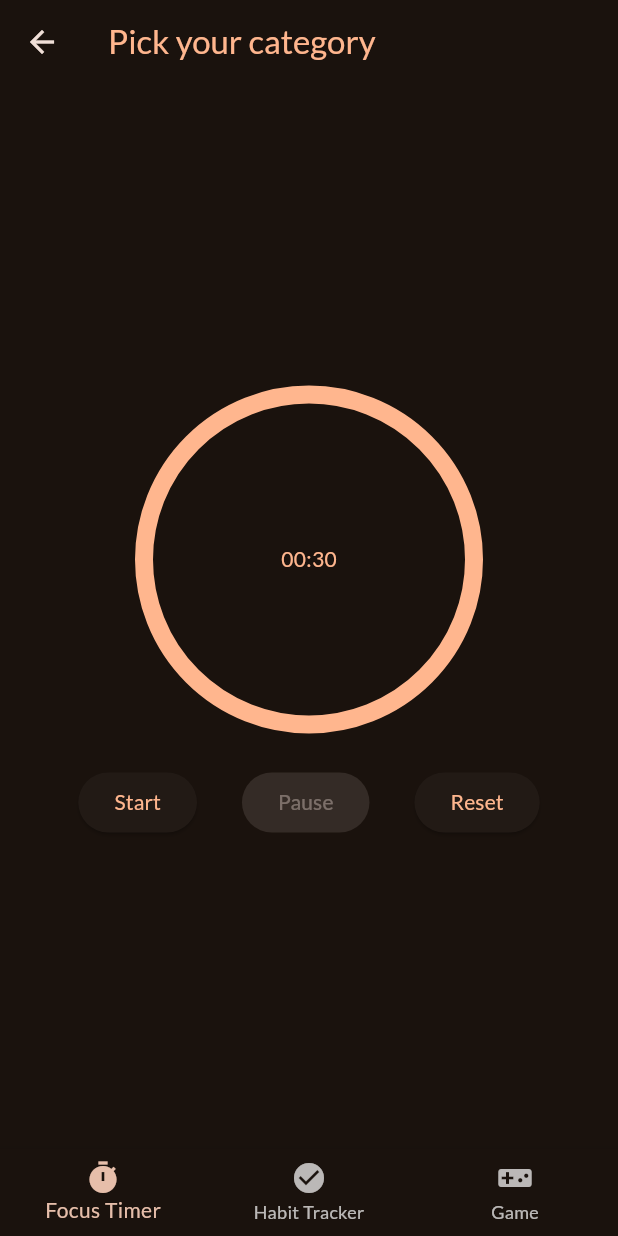
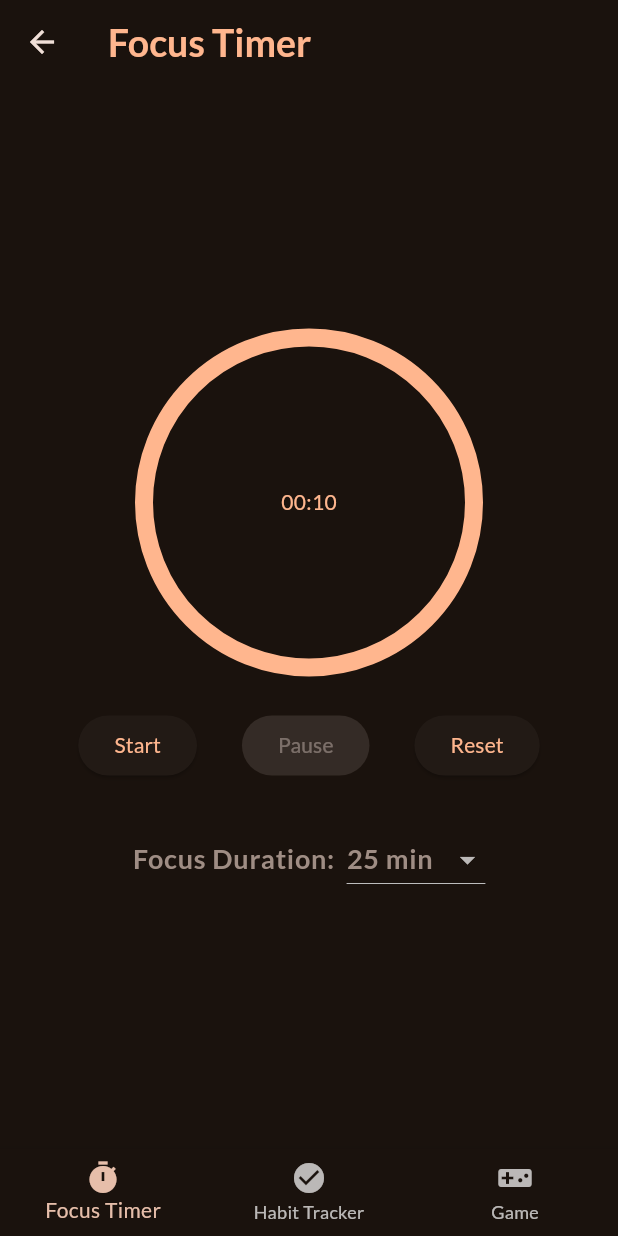
Before and after one commit to Tanu3347/Slay_Delay, a Flutter app: the screen it shows after launch, after a tap on "Focus Timer", on a phone screen of 412 x 824 dp. Run offline on Flutter 3.47's test engine with Material 3 defaults, Android fonts, the light colour scheme and no system bars; our stand-ins replace google_fonts, wakelock_plus.

Commit message:
few features added to timer screen

```diff
--- a/lib/screens/category_screen.dart
+++ b/lib/screens/category_screen.dart
@@ -27,7 +27,11 @@ class CategoryScreen extends StatelessWidget {
         children: [
           CategoryWidget(
             title: 'Focus Timer',
-            icon: const Icon(Icons.timer),
+            icon: const Icon(
+              Icons.timer,
+              size: 40,
+              color: Color.fromARGB(255, 52, 26, 16),
+            ),
             onSelectCategory: () {
               Navigator.of(context).push(
                 MaterialPageRoute(
@@ -38,7 +42,11 @@ class CategoryScreen extends StatelessWidget {
           ),
           CategoryWidget(
             title: 'Habit Tracker',
-            icon: const Icon(Icons.check_circle),
+            icon: const Icon(
+              Icons.check_circle,
+              size: 40,
+              color: Color.fromARGB(255, 52, 26, 16),
+            ),
             onSelectCategory: () {
               Navigator.of(context).push(
                 MaterialPageRoute(
@@ -49,7 +57,11 @@ class CategoryScreen extends StatelessWidget {
           ),
           CategoryWidget(
             title: 'Mind Refereshing Game',
-            icon: const Icon(Icons.videogame_asset),
+            icon: const Icon(
+              Icons.videogame_asset,
+              size: 40,
+              color: Color.fromARGB(255, 52, 26, 16),
+            ),
             onSelectCategory: () {
               Navigator.of(context).push(
                 MaterialPageRoute(
--- a/lib/screens/home_screen.dart
+++ b/lib/screens/home_screen.dart
@@ -25,6 +25,8 @@ class _HomeScreenState extends State<HomeScreen> {
     });
   }
 
+  final List<String> _pageTiles = ['Focus Timer', 'Habit Tracker', 'Game'];
+
   @override
   Widget build(BuildContext context) {
     final pages = [
@@ -43,9 +45,11 @@ class _HomeScreenState extends State<HomeScreen> {
     return Scaffold(
       appBar: AppBar(
         title: Text(
-          'Pick your category',
+          _pageTiles[_selectedPageIndex], // make it dynamic
           style: Theme.of(context).textTheme.titleLarge!.copyWith(
             color: Theme.of(context).colorScheme.primary,
+            fontSize: 25,
+            fontWeight: FontWeight.bold,
           ),
         ),
       ),
--- a/lib/screens/timer_screen.dart
+++ b/lib/screens/timer_screen.dart
@@ -1,6 +1,7 @@
 import 'dart:async';
 
 import 'package:flutter/material.dart';
+import 'package:wakelock_plus/wakelock_plus.dart';
 
 class TimerScreen extends StatefulWidget {
   const TimerScreen({super.key});
@@ -12,7 +13,7 @@ class TimerScreen extends StatefulWidget {
 }
 
 class _TimerScreenState extends State<TimerScreen> {
-  final int _initialSeconds = 30; //10 while testing
+  int _initialSeconds = 10; //10 while testing
   int _remainingSeconds = 0;
   Timer? _timer;
   bool _isRunning = false;
@@ -34,18 +35,22 @@ class _TimerScreenState extends State<TimerScreen> {
     setState(() {
       _isRunning = true;
     });
+    WakelockPlus.enable();
     _timer = Timer.periodic(const Duration(seconds: 1), (timer) {
       if (_remainingSeconds > 0) {
         setState(() {
           _remainingSeconds--;
         });
-      } else {}
+      } else {
+        _finish();
+      }
     });
   }
 
   void _pause() {
     _timer?.cancel();
     _timer = null;
+    WakelockPlus.disable();
     setState(() {
       _isRunning = false;
     });
@@ -54,26 +59,54 @@ class _TimerScreenState extends State<TimerScreen> {
   void _reset() {
     _timer?.cancel();
     _timer = null;
+    WakelockPlus.disable();
     setState(() {
       _isRunning = false;
       _remainingSeconds = _initialSeconds;
     });
   }
 
-  // void _finish() {
-  //   _timer?.cancel();
-  //   _timer = null;
-  //   setState(() {
-  //     _isRunning = false;
-  //     _remainingSeconds = 0;
-  //   });
-  //   if (mounted) {
-  //     ScaffoldMessenger.of(context).clearSnackBars();
-  //     ScaffoldMessenger.of(context).showSnackBar(
-  //       const SnackBar(content: Text('Session complete — take a break!')),
-  //     );
-  //   }
-  // }
+  void _finish() {
+    _timer?.cancel();
+    _timer = null;
+    setState(() {
+      _isRunning = false;
+      _remainingSeconds = 0;
+    });
+    if (mounted) {
+      ScaffoldMessenger.of(context).clearSnackBars();
+      showDialog(
+        context: context,
+        builder: (context) => AlertDialog(
+          title: Text(
+            'Session Completed',
+            style: Theme.of(context).textTheme.titleMedium!.copyWith(
+              color: Theme.of(context).colorScheme.primary,
+            ),
+          ),
+          content: Text(
+            'Task done — take a break!',
+            style: Theme.of(context).textTheme.bodyMedium!.copyWith(
+              color: Theme.of(context).colorScheme.primary,
+            ),
+          ),
+          actions: [
+            OutlinedButton(
+              onPressed: () {
+                Navigator.of(context).pop();
+              },
+              child: Text(
+                'Ok',
+                style: Theme.of(context).textTheme.bodySmall!.copyWith(
+                  color: Theme.of(context).colorScheme.primary,
+                ),
+              ),
+            ),
+          ],
+        ),
+      );
+    }
+  }
 
   void _handleFocusBroken() {
     _reset();
@@ -98,6 +131,9 @@ class _TimerScreenState extends State<TimerScreen> {
     );
     return elapsed / _initialSeconds;
   }
+
+  final List<int> _predefinedDurations = [25, 45, 60, 120]; // in minutes
+  int _selectedDuration = 25; // default value
 
   @override
   Widget build(BuildContext context) {
@@ -151,7 +187,6 @@ class _TimerScreenState extends State<TimerScreen> {
         }
       },
       child: Scaffold(
-        // appBar: AppBar(title: const Text('Your Focus Timer')),
         body: Center(
           child: Column(
             mainAxisAlignment: MainAxisAlignment.center,
@@ -195,6 +230,50 @@ class _TimerScreenState extends State<TimerScreen> {
                   ElevatedButton(onPressed: _reset, child: const Text('Reset')),
                 ],
               ),
+              const SizedBox(height: 28),
+              Row(
+                mainAxisAlignment: MainAxisAlignment.center,
+                children: [
+                  Text(
+                    'Focus Duration:  ',
+                    style: Theme.of(context).textTheme.bodyLarge!.copyWith(
+                      color: Theme.of(context).colorScheme.outline,
+                      fontWeight: FontWeight.bold,
+                      fontSize: 18,
+                    ),
+                  ),
+                  DropdownButton(
+                    value: _selectedDuration,
+                    items: _predefinedDurations
+                        .map(
+                          (minutes) => DropdownMenuItem(
+                            value: minutes,
+                            child: Text(
+                              '$minutes min',
+                              style: Theme.of(context).textTheme.bodyLarge!
+                                  .copyWith(
+                                    color: Theme.of(
+                                      context,
+                                    ).colorScheme.outline,
+                                    fontWeight: FontWeight.bold,
+                                    fontSize: 18,
+                                  ),
+                            ),
+                          ),
+                        )
+                        .toList(),
+                    onChanged: (val) {
+                      if (val != null) {
+                        setState(() {
+                          _selectedDuration = val;
+                          _initialSeconds = val * 60;
+                          _remainingSeconds = _initialSeconds;
+                        });
+                      }
+                    },
+                  ),
+                ],
+              ),
             ],
           ),
         ),
--- a/lib/widget/category_widget.dart
+++ b/lib/widget/category_widget.dart
@@ -23,7 +23,7 @@ class CategoryWidget extends StatelessWidget {
           borderRadius: BorderRadius.circular(16),
           gradient: LinearGradient(
             colors: [
-              Theme.of(context).colorScheme.secondary.withAlpha(140),
+              Theme.of(context).colorScheme.onPrimary.withAlpha(140),
               Theme.of(context).colorScheme.secondary.withAlpha(230),
             ],
             begin: Alignment.topLeft,
@@ -37,6 +37,8 @@ class CategoryWidget extends StatelessWidget {
               title,
               style: Theme.of(context).textTheme.titleLarge!.copyWith(
                 color: Theme.of(context).colorScheme.primary,
+                fontWeight: FontWeight.bold,
+                fontSize: 28,
               ),
             ),
             const SizedBox(height: 50),
--- a/pubspec.yaml
+++ b/pubspec.yaml
@@ -28,6 +28,7 @@ environment:
 # the latest version available on pub.dev. To see which dependencies have newer
 # versions available, run `flutter pub outdated`.
 dependencies:
+  wakelock_plus: ^1.3.2
   flutter:
     sdk: flutter
 
```
Also changed, not shown: pubspec.lock, 1 other file.
